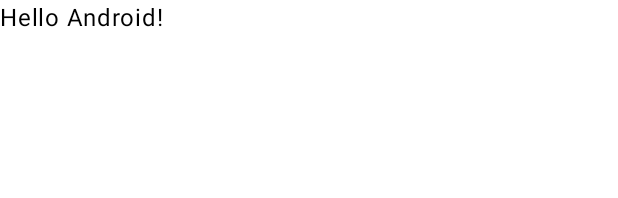
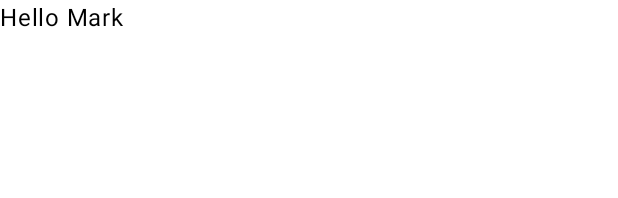
Before and after one commit to EDERANDER/Aplicacion-de-tareas-Android-Studio-Kotlin-Spring-boot, an Android app built with Jetpack Compose: the @Preview function GreetingPreview, on a phone screen of 412 x 824 dp. Shown: the top 198 px of the screen. Run offline under Robolectric (Android 15) with nearby library versions, the phone set to English and light mode, and no system bars.

Commit message:
Cambiando saludo de bienvenida

```diff
--- a/app/src/main/java/com/unap/aplicaciontareasfinal/MainActivity.kt
+++ b/app/src/main/java/com/unap/aplicaciontareasfinal/MainActivity.kt
@@ -33,7 +33,7 @@ class MainActivity : ComponentActivity() {
 @Composable
 fun Greeting(name: String, modifier: Modifier = Modifier) {
     Text(
-        text = "Hello $name!",
+        text = "Hello Mark",
         modifier = modifier
     )
 }
```
